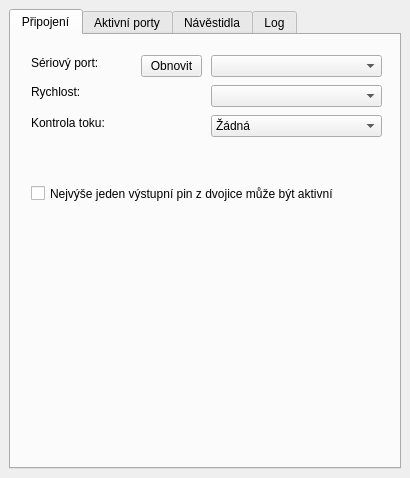
This is form/main-window.ui in kmzbrnoI/rcs-lib-XpressNET-qt as Qt 5 draws it before an edit. The edited form follows.
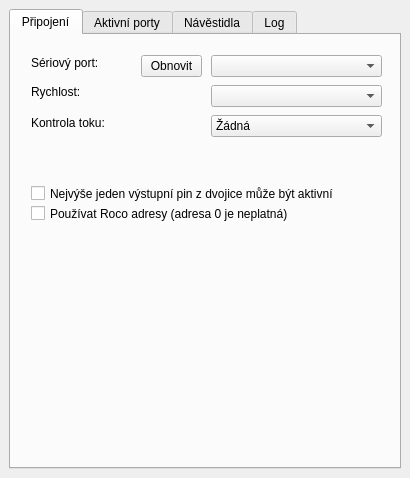
This is the edited form.

Commit message: Support roco address space.

Patch:
```diff
--- a/form/main-window.ui
+++ b/form/main-window.ui
@@ -164,6 +164,19 @@
          <string>Nejvýše jeden výstupní pin z dvojice může být aktivní</string>
         </property>
        </widget>
+       <widget class="QCheckBox" name="chb_roco_addrs">
+        <property name="geometry">
+         <rect>
+          <x>20</x>
+          <y>170</y>
+          <width>351</width>
+          <height>17</height>
+         </rect>
+        </property>
+        <property name="text">
+         <string>Používat Roco adresy (adresa 0 je neplatná)</string>
+        </property>
+       </widget>
       </widget>
       <widget class="QWidget" name="t_activeModules">
        <attribute name="title">
```
The commit also changes 3 other files.
